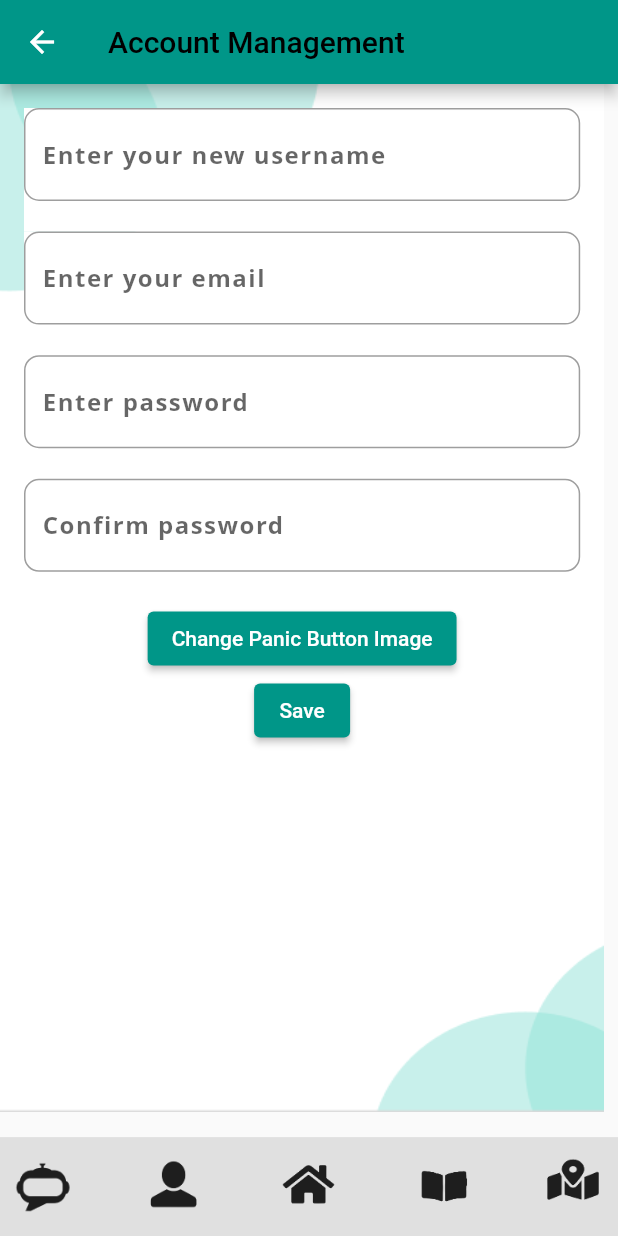
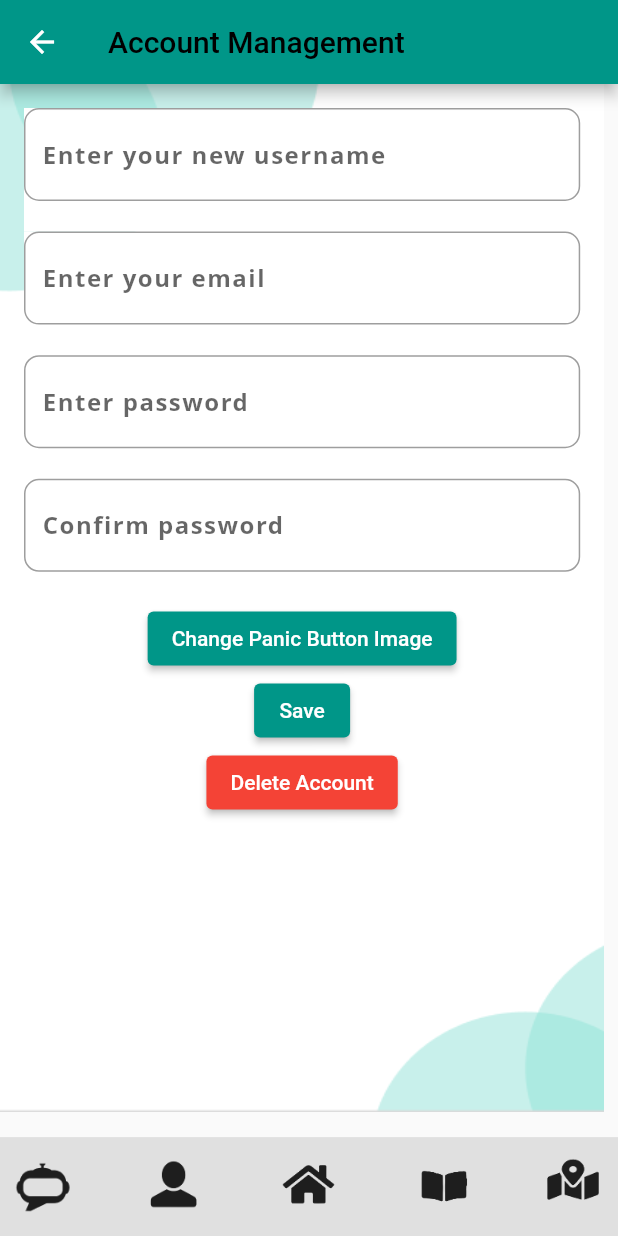
Before and after one commit to YuvBindal/EmpowerNUS, a Flutter app: the AccountPage screen opened directly, on a phone screen of 412 x 824 dp. Run offline on Flutter 3.47's test engine with Material 2 defaults, Android fonts, the phone set to English and light mode, and no system bars; our stand-ins replace cloud_firestore, file_picker, firebase_auth, firebase_core, firebase_storage, image_picker and 2 more; missing offline and left inert: flutter_webview_plugin; accounts and stored records are empty; Roboto replaces fonts that are missing (Open Sans); project files that could hold a hidden picture were left out.

Commit message:
Add delete account functionality to AccountPage
This commit introduces the delete account feature in the AccountPage. Users can now delete their accounts, which will remove their Firestore document and Firebase Authentication account. A confirm dialog box has also been added to ensure the user's intent to delete the account. Further improvements in the account management interface have been made.

Also, fixed an issue where the user's profile image wasn't being displayed properly. The user's image is now correctly fetched from Firebase Storage and displayed. Password fields have been added for user's to change their passwords.

```diff
--- a/lib/main.dart
+++ b/lib/main.dart
@@ -2026,6 +2026,23 @@ class _AccountPageState extends State<AccountPage> {
     }
   }
 
+  void _deleteAccount() async {
+    final user = _auth.currentUser;
+
+    await _firestore.collection('users').doc(user!.uid).delete();
+
+    user.delete().then((_) {
+      print("User successfully deleted");
+      Navigator.of(context).pushReplacement(
+        MaterialPageRoute(
+          builder: (context) => getStarted(),
+        ),
+      );
+    }).catchError((error) {
+      print("Failed to delete user: $error");
+    });
+  }
+
   @override
   Widget build(BuildContext context) {
     double screenSize = MediaQuery.of(context).size.width;
@@ -2168,6 +2185,14 @@ class _AccountPageState extends State<AccountPage> {
                   style: ButtonStyle(
                     backgroundColor:
                         MaterialStateProperty.all<Color>(Colors.teal),
+                  ),
+                ),
+                ElevatedButton(
+                  onPressed: _deleteAccount,
+                  child: Text('Delete Account'),
+                  style: ButtonStyle(
+                    backgroundColor:
+                        MaterialStateProperty.all<Color>(Colors.red),
                   ),
                 ),
               ],
```
